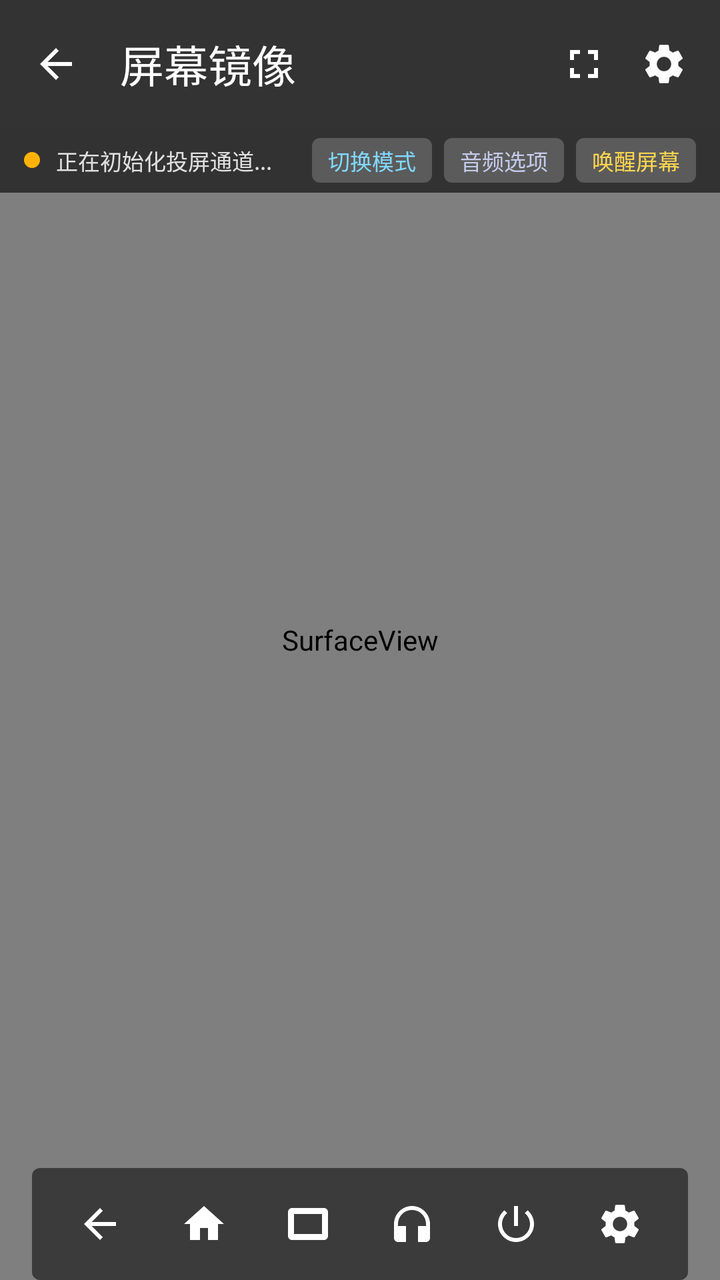
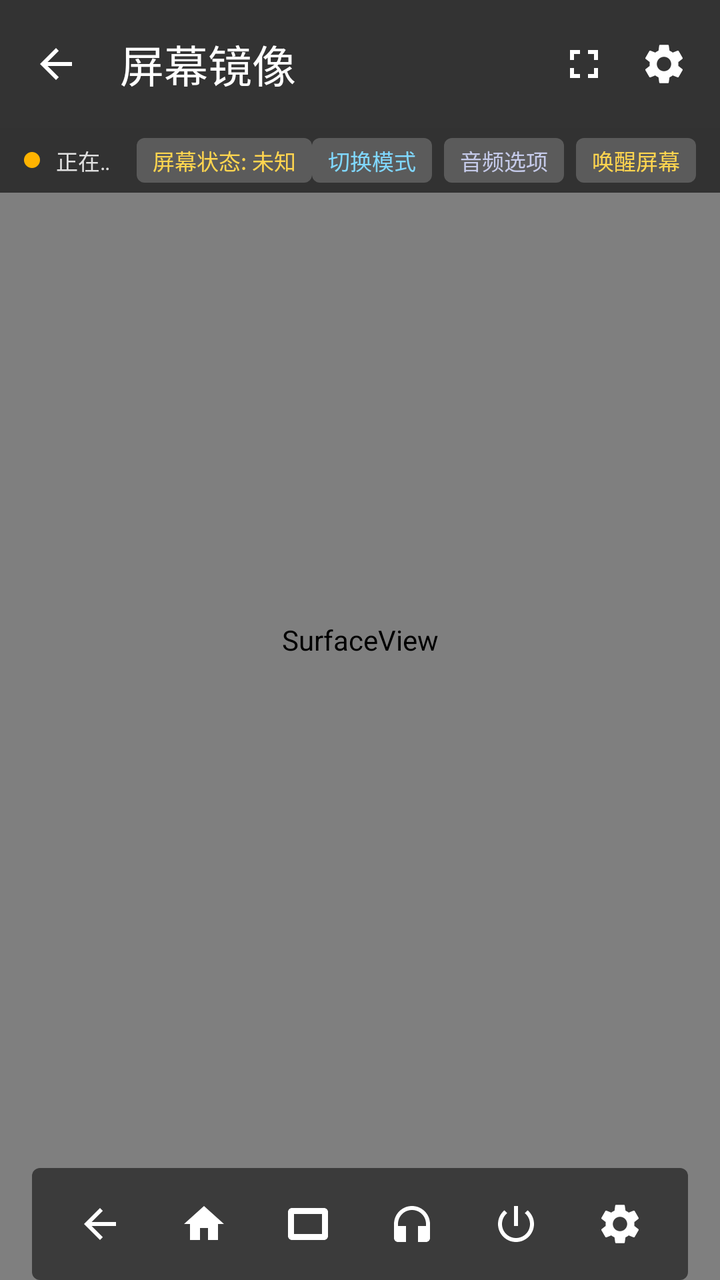

Compare the two renders of this Android layout. The source of the first and the diff that turns it into the second are given below.
<!-- AndroidManifest.xml: application theme Theme.ADBToolbox -->
<!-- res/layout/activity_scrcpy.xml -->
<?xml version="1.0" encoding="utf-8"?>
<FrameLayout xmlns:android="http://schemas.android.com/apk/res/android"
    xmlns:app="http://schemas.android.com/apk/res-auto"
    android:id="@+id/rootContainer"
    android:layout_width="match_parent"
    android:layout_height="match_parent"
    android:background="#000000">

    
    <FrameLayout
        android:id="@+id/flScreenContainer"
        android:layout_width="match_parent"
        android:layout_height="match_parent">

        
        <SurfaceView
            android:id="@+id/surfaceView"
            android:layout_width="match_parent"
            android:layout_height="match_parent"
            android:layout_gravity="center"
            android:visibility="visible" />

        
        <ImageView
            android:id="@+id/ivScreen"
            android:layout_width="match_parent"
            android:layout_height="match_parent"
            android:layout_gravity="center"
            android:contentDescription="Screen Stream"
            android:scaleType="fitCenter"
            android:visibility="gone" />

        
        <ProgressBar
            android:id="@+id/pbLoading"
            android:layout_width="wrap_content"
            android:layout_height="wrap_content"
            android:layout_gravity="center"
            android:indeterminateTint="#FFFFFF"
            android:visibility="visible" />

        
        <TextView
            android:id="@+id/tvStreamStatus"
            android:layout_width="wrap_content"
            android:layout_height="wrap_content"
            android:layout_gravity="center"
            android:layout_marginTop="56dp"
            android:gravity="center"
            android:lineSpacingExtra="4dp"
            android:paddingHorizontal="24dp"
            android:textColor="#ECEFF1"
            android:textSize="13sp"
            android:visibility="gone" />

    </FrameLayout>

    
    <com.google.android.material.appbar.MaterialToolbar
        android:id="@+id/toolbar"
        android:layout_width="match_parent"
        android:layout_height="?attr/actionBarSize"
        android:layout_gravity="top"
        android:background="#99000000"
        app:navigationIcon="?attr/homeAsUpIndicator"
        app:navigationIconTint="#FFFFFF"
        app:title="@string/screen_mirroring"
        app:titleTextColor="#FFFFFF">

        
        <LinearLayout
            android:layout_width="wrap_content"
            android:layout_height="match_parent"
            android:layout_gravity="end"
            android:gravity="center_vertical"
            android:orientation="horizontal"
            android:paddingEnd="8dp">

            <ImageButton
                android:id="@+id/btnToolbarFullscreen"
                android:layout_width="40dp"
                android:layout_height="40dp"
                android:background="?attr/selectableItemBackgroundBorderless"
                android:contentDescription="@string/fullscreen"
                android:src="@drawable/ic_nav_fullscreen"
                app:tint="#FFFFFF" />

            <ImageButton
                android:id="@+id/btnToolbarSettings"
                android:layout_width="40dp"
                android:layout_height="40dp"
                android:background="?attr/selectableItemBackgroundBorderless"
                android:contentDescription="@string/settings"
                android:src="@drawable/ic_nav_settings"
                app:tint="#FFFFFF" />

        </LinearLayout>

    </com.google.android.material.appbar.MaterialToolbar>

    
    <LinearLayout
        android:id="@+id/layoutDiagBar"
        android:layout_width="match_parent"
        android:layout_height="wrap_content"
        android:layout_gravity="top"
        android:layout_marginTop="?attr/actionBarSize"
        android:background="#B3121212"
        android:gravity="center_vertical"
        android:orientation="horizontal"
        android:paddingHorizontal="12dp"
        android:paddingVertical="5dp">

        <View
            android:id="@+id/vStatusIndicator"
            android:layout_width="8dp"
            android:layout_height="8dp"
            android:background="@drawable/bg_tag"
            android:backgroundTint="#FFB300" />

        <TextView
            android:id="@+id/tvDiagText"
            android:layout_width="0dp"
            android:layout_height="wrap_content"
            android:layout_marginStart="8dp"
            android:layout_weight="1"
            android:ellipsize="marquee"
            android:singleLine="true"
            android:text="@string/initializing_mirror"
            android:textColor="#E0E0E0"
            android:textSize="11sp" />

        <TextView
            android:id="@+id/btnQuickSwitchMode"
            android:layout_width="wrap_content"
            android:layout_height="wrap_content"
            android:background="@drawable/bg_tag"
            android:backgroundTint="#33FFFFFF"
            android:paddingHorizontal="8dp"
            android:paddingVertical="3dp"
            android:text="@string/switch_mode"
            android:textColor="#80D8FF"
            android:textSize="11sp" />

        <TextView
            android:id="@+id/btnQuickAudio"
            android:layout_width="wrap_content"
            android:layout_height="wrap_content"
            android:layout_marginStart="6dp"
            android:background="@drawable/bg_tag"
            android:backgroundTint="#33FFFFFF"
            android:paddingHorizontal="8dp"
            android:paddingVertical="3dp"
            android:text="@string/audio_options"
            android:textColor="#C5CAE9"
            android:textSize="11sp" />

        <TextView
            android:id="@+id/btnQuickWake"
            android:layout_width="wrap_content"
            android:layout_height="wrap_content"
            android:layout_marginStart="6dp"
            android:background="@drawable/bg_tag"
            android:backgroundTint="#33FFFFFF"
            android:paddingHorizontal="8dp"
            android:paddingVertical="3dp"
            android:text="@string/wake_screen"
            android:textColor="#FFD54F"
            android:textSize="11sp" />

    </LinearLayout>

    
    <FrameLayout
        android:id="@+id/navBarWrapper"
        android:layout_width="wrap_content"
        android:layout_height="wrap_content"
        android:layout_gravity="bottom|center_horizontal">

        <LinearLayout
            android:id="@+id/navBarContent"
            android:layout_width="wrap_content"
            android:layout_height="wrap_content"
            android:background="@drawable/bg_tag"
            android:backgroundTint="#B31E1E1E"
            android:gravity="center"
            android:orientation="horizontal"
            android:paddingHorizontal="12dp"
            android:paddingVertical="6dp">

            <ImageButton
                android:id="@+id/btnBack"
                android:layout_width="44dp"
                android:layout_height="44dp"
                android:background="?attr/selectableItemBackgroundBorderless"
                android:contentDescription="@string/back"
                android:src="@drawable/ic_nav_back"
                app:tint="#FFFFFF" />

            <ImageButton
                android:id="@+id/btnHome"
                android:layout_width="44dp"
                android:layout_height="44dp"
                android:layout_marginStart="8dp"
                android:background="?attr/selectableItemBackgroundBorderless"
                android:contentDescription="@string/home"
                android:src="@drawable/ic_nav_home"
                app:tint="#FFFFFF" />

            <ImageButton
                android:id="@+id/btnRecent"
                android:layout_width="44dp"
                android:layout_height="44dp"
                android:layout_marginStart="8dp"
                android:background="?attr/selectableItemBackgroundBorderless"
                android:contentDescription="@string/recent_apps"
                android:src="@drawable/ic_nav_recent"
                app:tint="#FFFFFF" />

            <ImageButton
                android:id="@+id/btnHeadset"
                android:layout_width="44dp"
                android:layout_height="44dp"
                android:layout_marginStart="8dp"
                android:background="?attr/selectableItemBackgroundBorderless"
                android:contentDescription="@string/virtual_headset"
                android:src="@drawable/ic_nav_headset"
                app:tint="#FFFFFF" />

            <ImageButton
                android:id="@+id/btnScreenOff"
                android:layout_width="44dp"
                android:layout_height="44dp"
                android:layout_marginStart="8dp"
                android:background="?attr/selectableItemBackgroundBorderless"
                android:contentDescription="@string/screen_off_action"
                android:src="@drawable/ic_nav_power"
                app:tint="#FFFFFF" />

            <ImageButton
                android:id="@+id/btnSettings"
                android:layout_width="44dp"
                android:layout_height="44dp"
                android:layout_marginStart="8dp"
                android:background="?attr/selectableItemBackgroundBorderless"
                android:contentDescription="@string/mirror_settings"
                android:src="@drawable/ic_nav_settings"
                app:tint="#FFFFFF" />

        </LinearLayout>

    </FrameLayout>

    
    <ImageView
        android:id="@+id/fabQuickMenu"
        android:layout_width="28dp"
        android:layout_height="28dp"
        android:layout_gravity="end|bottom"
        android:layout_marginEnd="16dp"
        android:layout_marginBottom="10dp"
        android:alpha="0.85"
        android:background="@drawable/bg_floating_ball"
        android:contentDescription="@string/control_menu"
        android:elevation="6dp"
        android:padding="6dp"
        android:src="@drawable/ic_nav_more"
        android:visibility="gone"
        app:tint="#FFFFFF" />

</FrameLayout>
<!-- resources referenced by this layout -->
<resources>
  <!-- drawable bg_floating_ball (drawable) -->
  <?xml version="1.0" encoding="utf-8"?>
  <shape xmlns:android="http://schemas.android.com/apk/res/android"
      android:shape="oval">
      <solid android:color="#B31E1E1E" />
      <stroke
          android:width="1dp"
          android:color="#4DFFFFFF" />
  </shape>
  <!-- drawable bg_tag (drawable) -->
  <?xml version="1.0" encoding="utf-8"?>
  <shape xmlns:android="http://schemas.android.com/apk/res/android"
      android:shape="rectangle">
      <corners android:radius="4dp" />
      <solid android:color="@color/primary_container" />
  </shape>
  <!-- drawable ic_nav_back (drawable) -->
  <vector xmlns:android="http://schemas.android.com/apk/res/android"
      android:width="24dp"
      android:height="24dp"
      android:viewportWidth="24"
      android:viewportHeight="24">
      <path
          android:fillColor="#FFFFFFFF"
          android:pathData="M20,11H7.83l5.59,-5.59L12,4l-8,8 8,8 1.41,-1.41L7.83,13H20v-2z" />
  </vector>
  <!-- drawable ic_nav_fullscreen (drawable) -->
  <vector xmlns:android="http://schemas.android.com/apk/res/android"
      android:width="24dp"
      android:height="24dp"
      android:viewportWidth="24"
      android:viewportHeight="24">
      <path
          android:fillColor="#FFFFFFFF"
          android:pathData="M7,14H5v5h5v-2H7v-3zm-2,-4h2V7h3V5H5v5zm12,7h-3v2h5v-5h-2v3zM14,5v2h3v3h2V5h-5z" />
  </vector>
  <!-- drawable ic_nav_headset (drawable) -->
  <vector xmlns:android="http://schemas.android.com/apk/res/android"
      android:width="24dp"
      android:height="24dp"
      android:viewportWidth="24"
      android:viewportHeight="24">
      <path
          android:fillColor="#FFFFFFFF"
          android:pathData="M12,3c-4.97,0 -9,4.03 -9,9v7c0,1.1 0.9,2 2,2h4v-8H5v-1c0,-3.87 3.13,-7 7,-7s7,3.13 7,7v1h-4v8h4c1.1,0 2,-0.9 2,-2v-7c0,-4.97 -4.03,-9 -9,-9z" />
  </vector>
  <!-- drawable ic_nav_home (drawable) -->
  <vector xmlns:android="http://schemas.android.com/apk/res/android"
      android:width="24dp"
      android:height="24dp"
      android:viewportWidth="24"
      android:viewportHeight="24">
      <path
          android:fillColor="#FFFFFFFF"
          android:pathData="M10,20v-6h4v6h5v-8h3L12,3 2,12h3v8z" />
  </vector>
  <!-- drawable ic_nav_recent (drawable) -->
  <vector xmlns:android="http://schemas.android.com/apk/res/android"
      android:width="24dp"
      android:height="24dp"
      android:viewportWidth="24"
      android:viewportHeight="24">
      <path
          android:fillColor="#FFFFFFFF"
          android:pathData="M4,4h16c1.1,0 2,0.9 2,2v12c0,1.1 -0.9,2 -2,2H4c-1.1,0 -2,-0.9 -2,-2V6c0,-1.1 0.9,-2 2,-2zm1,3v10h14V7H5z" />
  </vector>
  <string name="audio_options">音频选项</string>
  <string name="back">返回</string>
  <string name="control_menu">控制菜单</string>
  <string name="fullscreen">全屏</string>
  <string name="home">主页</string>
  <string name="initializing_mirror">正在初始化投屏通道...</string>
  <string name="mirror_settings">投屏设置</string>
  <string name="recent_apps">多任务</string>
  <string name="screen_mirroring">屏幕镜像</string>
  <string name="screen_off_action">熄屏操作</string>
  <string name="settings">设置</string>
  <string name="switch_mode">切换模式</string>
  <string name="virtual_headset">虚拟耳机（静音被控端外放）</string>
  <string name="wake_screen">唤醒屏幕</string>
  <color name="primary_container">#E3F2FD</color>
  <color name="primary">#1E88E5</color>
  <color name="on_primary_container">#0D47A1</color>
  <color name="accent">#00ACC1</color>
  <color name="surface">#FFFFFF</color>
  <color name="text_primary">#1A1C1E</color>
  <color name="background">#F8F9FA</color>
  <!-- unchanged entries left out for length: 4 -->
</resources>

<!-- the commit's change to res/layout/activity_scrcpy.xml (unified diff, before → after) -->
@@ -128,6 +128,19 @@
             android:singleLine="true"
             android:text="@string/initializing_mirror"
             android:textColor="#E0E0E0"
+            android:textSize="11sp" />
+
+        <TextView
+            android:id="@+id/tvScreenPowerStatus"
+            android:layout_width="wrap_content"
+            android:layout_height="wrap_content"
+            android:layout_marginStart="6dp"
+            android:background="@drawable/bg_tag"
+            android:backgroundTint="#33FFFFFF"
+            android:paddingHorizontal="8dp"
+            android:paddingVertical="3dp"
+            android:text="@string/screen_status_unknown"
+            android:textColor="#FFD54F"
             android:textSize="11sp" />
 
         <TextView
<!-- resource entries referenced after the edit -->
@@ -76,6 +76,7 @@
   <string name="recent_apps">多任务</string>
   <string name="screen_mirroring">屏幕镜像</string>
   <string name="screen_off_action">熄屏操作</string>
+  <string name="screen_status_unknown">屏幕状态: 未知</string>
   <string name="settings">设置</string>
   <string name="switch_mode">切换模式</string>
   <string name="virtual_headset">虚拟耳机（静音被控端外放）</string>
